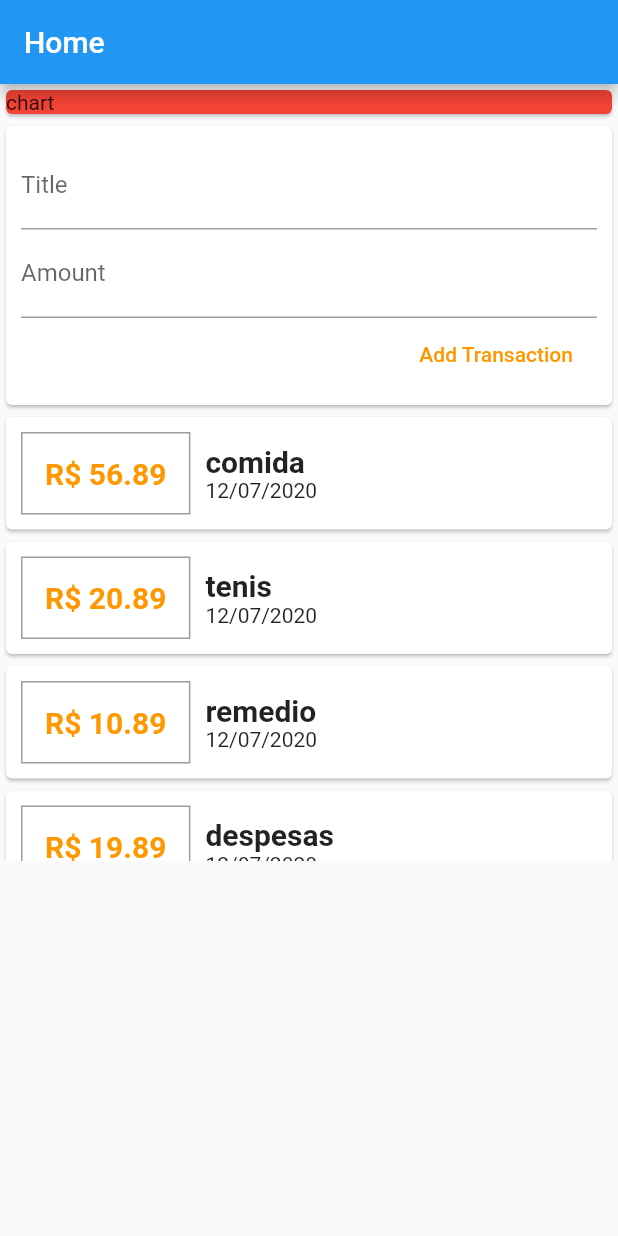
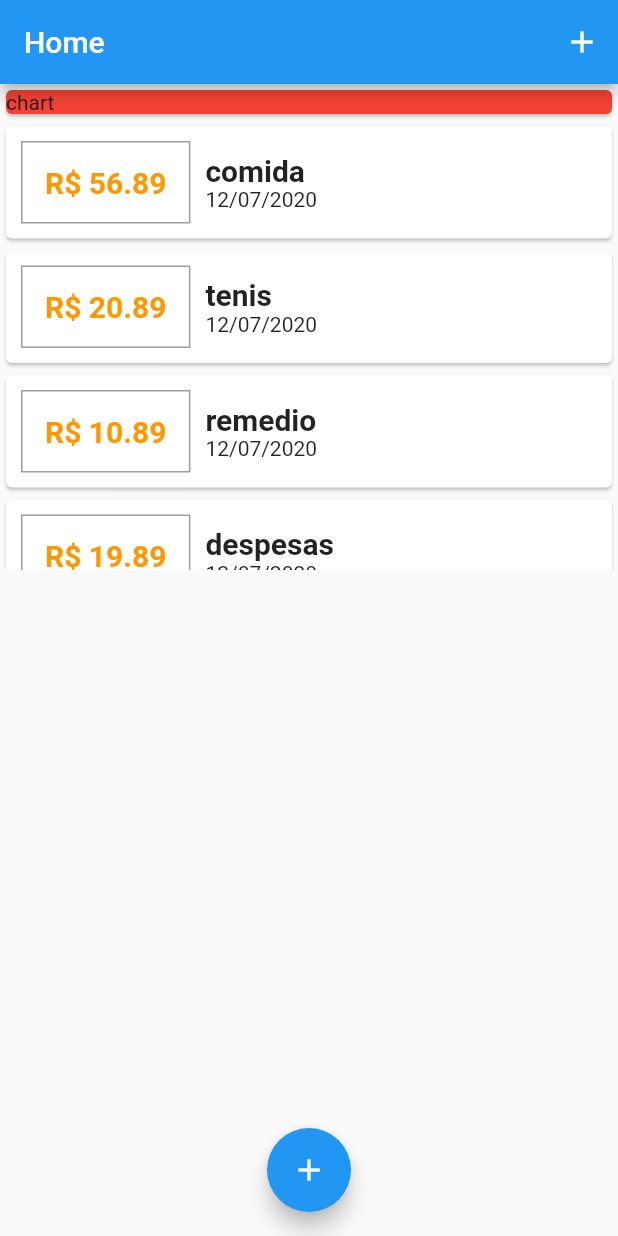
Before and after one commit to marciopaulosoares/flutter-despesas, a Flutter app: the screen it shows after launch, on a phone screen of 412 x 824 dp. Run offline on Flutter 3.47's test engine with Material 2 defaults, Android fonts, the phone set to English and light mode, and no system bars.

Commit message:
Criando modal para adicionar as transactions.

```diff
--- a/lib/main.dart
+++ b/lib/main.dart
@@ -1,57 +1,15 @@
 import 'package:flutter/foundation.dart' show SynchronousFuture;
 import 'package:flutter/material.dart';
+import 'package:flutter_despesas/widgets/transaction_list.dart';
 import 'package:flutter_localizations/flutter_localizations.dart';
 import './models/transaction.dart';
-import './widgets/userTransactions.dart';
-
+import './widgets/transaction_add.dart';
 
 void main() {
   runApp(MyApp());
 }
 
-class DemoLocalizations {
-  DemoLocalizations(this.locale);
-
-  final Locale locale;
-
-  static DemoLocalizations of(BuildContext context) {
-    return Localizations.of<DemoLocalizations>(context, DemoLocalizations);
-  }
-
-  static Map<String, Map<String, String>> _localizedValues = {
-    'en': {
-      'title': 'Hello World',
-    },
-    'pt': {
-      'title': 'Hola Mundo',
-    },
-  };
-
-  String get title {
-    return _localizedValues[locale.languageCode]['title'];
-  }
-}
-
-class DemoLocalizationsDelegate extends LocalizationsDelegate<DemoLocalizations> {
-  const DemoLocalizationsDelegate();
-
-  @override
-  bool isSupported(Locale locale) => ['en', 'pt'].contains(locale.languageCode);
-
-  @override
-  Future<DemoLocalizations> load(Locale locale) {
-    // Returning a SynchronousFuture here because an async "load" operation
-    // isn't needed to produce an instance of DemoLocalizations.
-    return SynchronousFuture<DemoLocalizations>(DemoLocalizations(locale));
-  }
-
-  @override
-  bool shouldReload(DemoLocalizationsDelegate old) => false;
-}
-
 class MyApp extends StatelessWidget {
-  // This widget is the root of your application.
-  @override
   Widget build(BuildContext context) {
     return MaterialApp(
       onGenerateTitle: (BuildContext context) => DemoLocalizations.of(context).title,
@@ -97,21 +55,52 @@ class MyApp extends StatelessWidget {
   }
 }
 
-class MyHomePage extends StatelessWidget {
-  final List<Transaction> transactions = [
+class MyHomePage extends StatefulWidget {
+  @override
+  _MyHomePageState createState() => _MyHomePageState();
+}
 
+class _MyHomePageState extends State<MyHomePage> {
+
+  final List<Transaction> _userTransactions = [
+    Transaction(id: '01', title: 'comida', amount: 56.89, date: DateTime.now()),
+    Transaction(id: '02', title: 'tenis', amount: 20.89, date: DateTime.now()),
+    Transaction(id: '03', title: 'remedio', amount: 10.89, date: DateTime.now()),
+    Transaction(id: '04', title: 'despesas', amount: 19.89, date: DateTime.now())
   ];
 
-  // String titleInput;
-  // String amountInput;
-  final titleController = TextEditingController();
-  final amountController = TextEditingController();
+  void _addNewTransaction(String pTitle, double pAmount) {
+    final newTx = Transaction(
+        title: pTitle,
+        amount: pAmount,
+        date: DateTime.now(),
+        id: DateTime.now().toString()
+    );
+
+    setState(() {
+      _userTransactions.add(newTx);
+    });
+  }
+
+  void _startAddNewTransaction(BuildContext ctx) {
+    showModalBottomSheet(
+        context: ctx,
+        builder: (_) {
+          return TransactionAdd(_addNewTransaction);
+        });
+  }
 
   @override
   Widget build(BuildContext context) {
     return Scaffold(
       appBar: AppBar(
         title: Text('Home'),
+        actions: <Widget>[
+          IconButton(
+            icon: Icon(Icons.add),
+            onPressed: () => _startAddNewTransaction(context),
+          )
+        ],
       ),
       body: SingleChildScrollView(
         child: Column(
@@ -122,10 +111,56 @@ class MyHomePage extends StatelessWidget {
               width: double.infinity,
               child: Card(color: Colors.red, child: Text('chart')),
             ),
-                        UserTransactions(),
+            TransactionList(userTransactions:  _userTransactions),
           ],
         ),
+      ),
+      floatingActionButtonLocation: FloatingActionButtonLocation.centerFloat,
+      floatingActionButton: FloatingActionButton(
+        child: Icon(Icons.add),
+        onPressed: () => _startAddNewTransaction(context),
       ),
     );
   }
 }
+
+class DemoLocalizations {
+  DemoLocalizations(this.locale);
+
+  final Locale locale;
+
+  static DemoLocalizations of(BuildContext context) {
+    return Localizations.of<DemoLocalizations>(context, DemoLocalizations);
+  }
+
+  static Map<String, Map<String, String>> _localizedValues = {
+    'en': {
+      'title': 'Hello World',
+    },
+    'pt': {
+      'title': 'Hola Mundo',
+    },
+  };
+
+  String get title {
+    return _localizedValues[locale.languageCode]['title'];
+  }
+}
+
+class DemoLocalizationsDelegate
+    extends LocalizationsDelegate<DemoLocalizations> {
+  const DemoLocalizationsDelegate();
+
+  @override
+  bool isSupported(Locale locale) => ['en', 'pt'].contains(locale.languageCode);
+
+  @override
+  Future<DemoLocalizations> load(Locale locale) {
+    // Returning a SynchronousFuture here because an async "load" operation
+    // isn't needed to produce an instance of DemoLocalizations.
+    return SynchronousFuture<DemoLocalizations>(DemoLocalizations(locale));
+  }
+
+  @override
+  bool shouldReload(DemoLocalizationsDelegate old) => false;
+}
--- a/lib/widgets/transaction_list_item.dart
+++ b/lib/widgets/transaction_list_item.dart
@@ -3,7 +3,6 @@ import 'package:intl/intl.dart';
 import '../models/transaction.dart';
 
 class TransactionListItem extends StatelessWidget {
-
   final Transaction tx;
   TransactionListItem(this.tx);
 
@@ -14,13 +13,10 @@ class TransactionListItem extends StatelessWidget {
         children: <Widget>[
           Container(
               margin: EdgeInsets.symmetric(vertical: 10, horizontal: 10),
-                        decoration: BoxDecoration
-                        (
-                          border: Border.all(color: Colors.grey)
-                        ),
+              decoration: BoxDecoration(border: Border.all(color: Colors.grey)),
               padding: EdgeInsets.all(15),
               child: Text(
-                          'R\$ ${tx.amount}',
+                'R\$ ${tx.amount.toStringAsFixed(2)}',
                 style: TextStyle(
                     fontWeight: FontWeight.bold,
                     fontSize: 20,
@@ -31,14 +27,9 @@ class TransactionListItem extends StatelessWidget {
             children: <Widget>[
               Text(
                 tx.title,
-                          style: TextStyle(
-                              fontSize: 20,
-                              fontWeight: FontWeight.bold
+                style: TextStyle(fontSize: 20, fontWeight: FontWeight.bold),
               ),
-                        ),
-                        Text(
-                          DateFormat.yMd('pt').format(tx.date)
-                        ),
+              Text(DateFormat.yMd('pt').format(tx.date)),
             ],
           )
         ],
--- a/lib/widgets/userTransactions.dart
+++ /dev/null
@@ -1,37 +0,0 @@
-import 'package:flutter/material.dart';
-import 'transaction_list.dart';
-import 'transaction_add.dart';
-import '../models/transaction.dart';
-
-class UserTransactions extends StatefulWidget {
-  @override
-  _UserTransactionsState createState() => _UserTransactionsState();
-}
-
-class _UserTransactionsState extends State<UserTransactions> {
-
-  final List<Transaction> _userTransactions = [
-    Transaction(id: '01', title: 'comida', amount: 56.89, date: DateTime.now()),
-    Transaction(id: '02', title: 'tenis', amount: 20.89, date: DateTime.now()),
-    Transaction(id: '03', title: 'remedio', amount: 10.89, date: DateTime.now()),
-    Transaction(id: '04', title: 'despesas', amount: 19.89, date: DateTime.now())
-  ];
-
-  void _addNewTransaction(String p_title, double p_amount){
-    final newTx = Transaction(title: p_title, amount: p_amount, date: DateTime.now(), id: DateTime.now().toString());
-
-    setState(() {
-      _userTransactions.add(newTx);
-    });
-  }
-
-  @override
-  Widget build(BuildContext context) {
-    return Column(
-      children: <Widget>[
-        TransactionAdd(_addNewTransaction),
-        TransactionList(userTransactions: _userTransactions),
-      ],
-    );
-  }
-}
```
Also changed, not shown: lib/widgets/transaction_add.dart (+29 -15 lines). Lines whose indentation alone changed are shown as unchanged.
